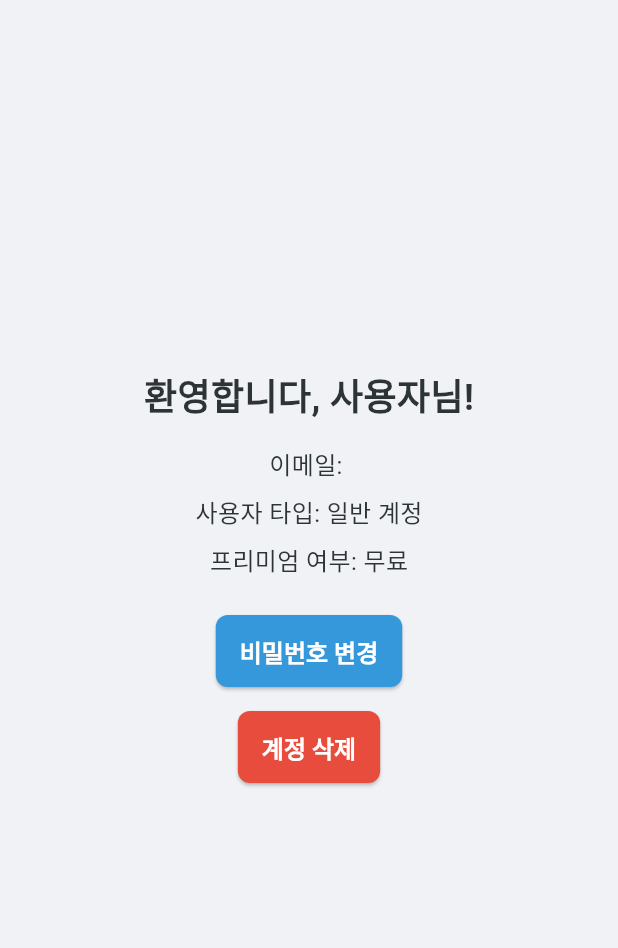
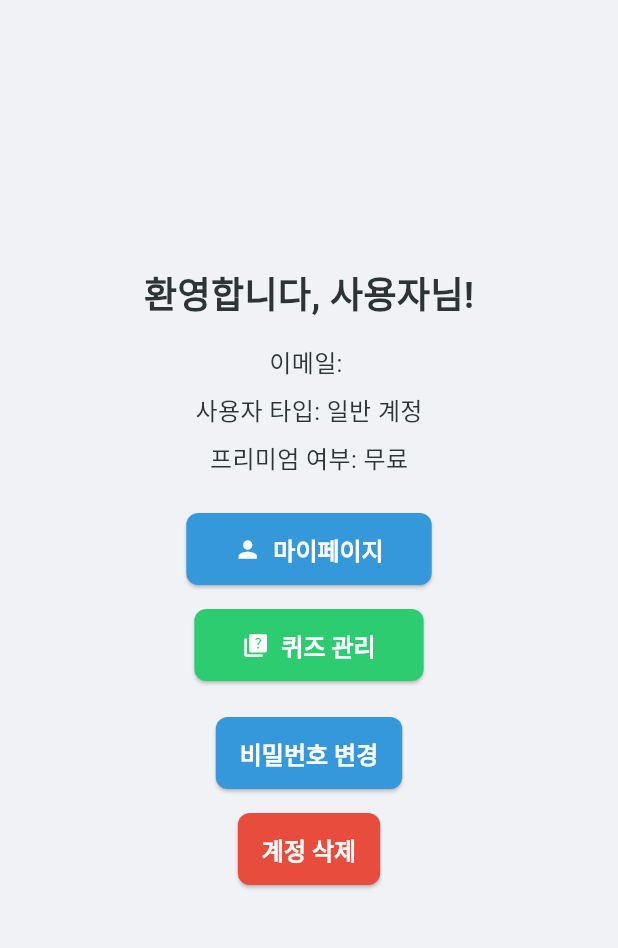
Before and after one commit to rmsals8/flutter_lan, a Flutter app: the HomeScreen screen opened by its route, on a phone screen of 412 x 824 dp, the part 84-1032 px from its top. Run offline on Flutter 3.47's test engine with Material 3 defaults, Android fonts, the phone set to English and light mode, and no system bars; our stand-ins replace email_validator, flutter_secure_storage, google_sign_in, open_file, shared_preferences; accounts and stored records are empty.

Commit message:
마이페이지,퀴즈 버튼 구현 하지만 정보가 안보임

```diff
--- a/lib/models/quiz.dart
+++ b/lib/models/quiz.dart
@@ -1,4 +1,5 @@
 import 'package:flutter/material.dart';
+import 'package:lingedge1/models/quiz_question.dart';
 
 class Quiz {
   final int id;
--- a/lib/screens/home_screen.dart
+++ b/lib/screens/home_screen.dart
@@ -52,6 +52,36 @@ class HomeScreen extends StatelessWidget {
               style: AppTheme.bodyLarge,
             ),
             const SizedBox(height: 24),
+
+            // 마이페이지 버튼 추가
+            ElevatedButton.icon(
+              onPressed: () {
+                Navigator.pushNamed(context, '/profile');
+              },
+              icon: const Icon(Icons.person),
+              label: const Text('마이페이지'),
+              style: ElevatedButton.styleFrom(
+                padding: const EdgeInsets.symmetric(horizontal: 32, vertical: 12),
+              ),
+            ),
+
+            const SizedBox(height: 16),
+
+            // 퀴즈 생성 버튼 추가
+            ElevatedButton.icon(
+              onPressed: () {
+                Navigator.pushNamed(context, '/quizzes');
+              },
+              icon: const Icon(Icons.quiz),
+              label: const Text('퀴즈 관리'),
+              style: ElevatedButton.styleFrom(
+                padding: const EdgeInsets.symmetric(horizontal: 32, vertical: 12),
+                backgroundColor: AppTheme.secondaryColor,
+              ),
+            ),
+
+            const SizedBox(height: 24),
+
             ElevatedButton(
               onPressed: () {
                 Navigator.pushNamed(context, '/change-password');
--- a/lib/widgets/common/loading_spinner.dart
+++ b/lib/widgets/common/loading_spinner.dart
@@ -1,5 +1,5 @@
 import 'package:flutter/material.dart';
-import '../config/theme.dart';
+import '../../config/theme.dart';
 
 class LoadingSpinner extends StatelessWidget {
   final String? message;
--- a/lib/widgets/common/quiz/quiz_option_widget.dart
+++ b/lib/widgets/common/quiz/quiz_option_widget.dart
@@ -1,5 +1,5 @@
 import 'package:flutter/material.dart';
-import '../config/theme.dart';
+import '../../../config/theme.dart';
 
 class QuizOptionWidget extends StatelessWidget {
   final String option;
--- a/lib/widgets/common/quiz/quiz_question_widget.dart
+++ b/lib/widgets/common/quiz/quiz_question_widget.dart
@@ -1,6 +1,6 @@
 import 'package:flutter/material.dart';
-import '../../config/theme.dart';
-import '../../models/quiz_question.dart';
+import '../../../config/theme.dart';
+import '../../../models/quiz_question.dart';
 
 class QuizQuestionWidget extends StatelessWidget {
   final QuizQuestion question;
```
Also changed, not shown: lib/main.dart (+13 -0 lines), lib/screens/profile/user_files_screen.dart (+5 -5 lines), lib/screens/quiz/quiz_detail_screen.dart (+5 -5 lines).
